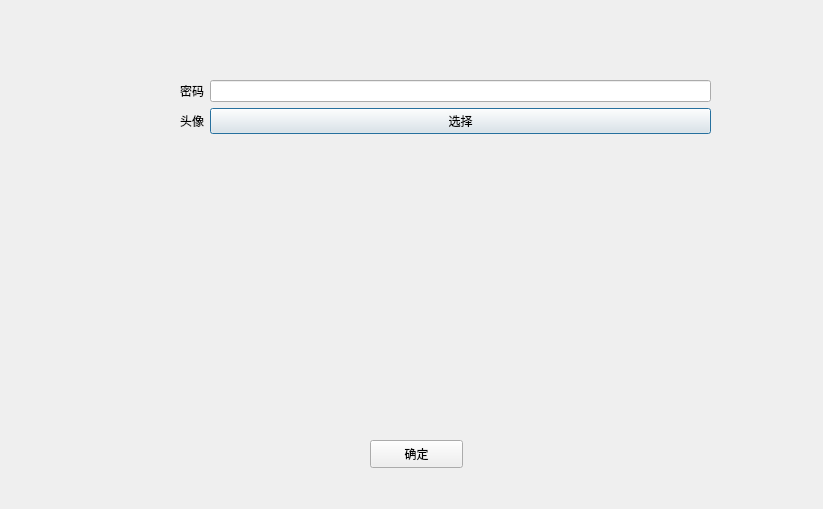
First picture: the form in cfzWindow/modify.ui, repository CREATJACK/zzu-12, before the edit.
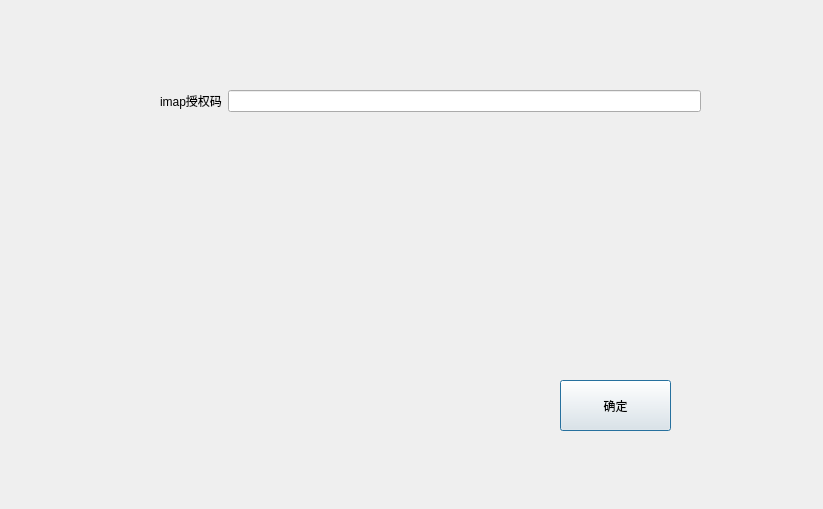
Second picture: the form after the edit.

Diff of the .ui file:
```diff
--- a/cfzWindow/modify.ui
+++ b/cfzWindow/modify.ui
@@ -13,72 +13,41 @@
   <property name="windowTitle">
    <string>Dialog</string>
   </property>
+  <widget class="QPushButton" name="pushButton">
+   <property name="geometry">
+    <rect>
+     <x>560</x>
+     <y>380</y>
+     <width>111</width>
+     <height>51</height>
+    </rect>
+   </property>
+   <property name="text">
+    <string>确定</string>
+   </property>
+  </widget>
   <widget class="QWidget" name="formLayoutWidget">
    <property name="geometry">
     <rect>
-     <x>180</x>
-     <y>80</y>
-     <width>531</width>
-     <height>61</height>
+     <x>160</x>
+     <y>90</y>
+     <width>541</width>
+     <height>31</height>
     </rect>
    </property>
    <layout class="QFormLayout" name="formLayout">
     <item row="0" column="0">
      <widget class="QLabel" name="label_3">
       <property name="text">
-       <string>密码</string>
+       <string>imap授权码</string>
       </property>
      </widget>
     </item>
     <item row="0" column="1">
-     <widget class="QLineEdit" name="lineEdit_3">
-      <property name="echoMode">
-       <enum>QLineEdit::Password</enum>
-      </property>
-     </widget>
-    </item>
-    <item row="1" column="0">
-     <widget class="QLabel" name="label_4">
-      <property name="text">
-       <string>头像</string>
-      </property>
-     </widget>
-    </item>
-    <item row="1" column="1">
-     <widget class="QPushButton" name="pushButton_2">
-      <property name="text">
-       <string>选择</string>
-      </property>
-     </widget>
+     <widget class="QLineEdit" name="lineEdit_2"/>
     </item>
    </layout>
   </widget>
-  <widget class="QPushButton" name="pushButton">
-   <property name="geometry">
-    <rect>
-     <x>370</x>
-     <y>440</y>
-     <width>93</width>
-     <height>28</height>
-    </rect>
-   </property>
-   <property name="text">
-    <string>确定</string>
-   </property>
-  </widget>
-  <widget class="QLabel" name="label_5">
-   <property name="geometry">
-    <rect>
-     <x>390</x>
-     <y>160</y>
-     <width>311</width>
-     <height>251</height>
-    </rect>
-   </property>
-   <property name="text">
-    <string/>
-   </property>
-  </widget>
  </widget>
  <resources/>
  <connections>
```
Left out of the diff: 22 changed lines with no effect on the pictures.
